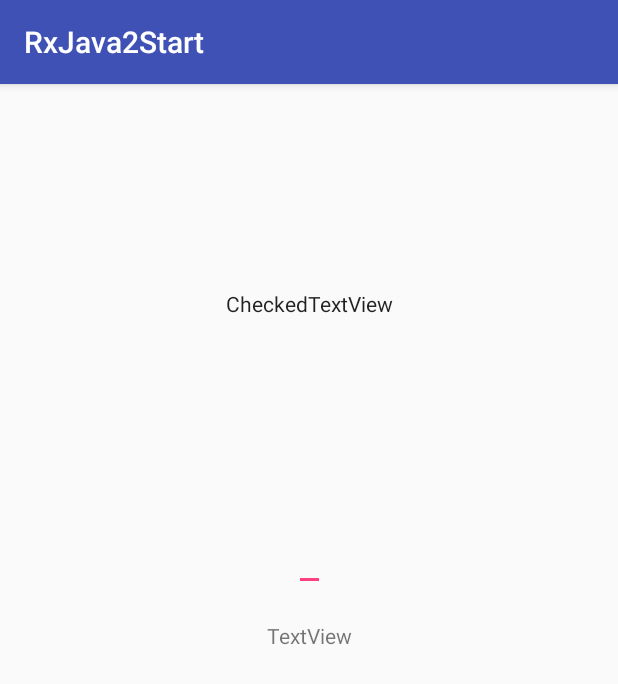
After one commit to harrain/AndroidArchitectureSample, an Android app: the AssociationSearchOptimizedActivity screen opened directly, with no data from a screen before it, on a phone screen of 412 x 824 dp. The commit adds this screen. Shown: the top 684 px of the screen. Run offline under Robolectric (Android 15) with nearby library versions, the phone set to English and light mode, and no system bars; our stand-ins replace RxJava; libraries missing offline, so code that uses them is left out: com.jakewharton.rxbinding2; 1 statement that could not run was skipped.

Commit message:
实例基本补全

```diff
--- a/rxjava2start/src/main/AndroidManifest.xml
+++ b/rxjava2start/src/main/AndroidManifest.xml
@@ -31,7 +31,10 @@
         <activity android:name=".example.combineData.CombineDataSourceActivity" />
         <activity android:name=".example.twolevelcache.CacheSimulationActivity" />
         <activity android:name=".example.coojudge.CooJudgeActivity" />
-        <activity android:name=".example.conditionalNP.ConditionalNetPollingActivity"></activity>
+        <activity android:name=".example.conditionalNP.ConditionalNetPollingActivity" />
+        <activity android:name=".example.errorReconnection.ErrorReconnectActivity" />
+        <activity android:name=".example.taskOnly.TaskOnlyActivity" />
+        <activity android:name=".example.associationSearchOptimize.AssociationSearchOptimizedActivity"></activity>
     </application>
 
 </manifest>
--- a/rxjava2start/src/main/java/com/example/rxjava2start/example/Rx2ExampleActivity.java
+++ b/rxjava2start/src/main/java/com/example/rxjava2start/example/Rx2ExampleActivity.java
@@ -12,11 +12,14 @@ import com.example.rxjava2start.MainAdapter;
 import com.example.rxjava2start.MainDM;
 import com.example.rxjava2start.OnItemClickListener;
 import com.example.rxjava2start.R;
+import com.example.rxjava2start.example.associationSearchOptimize.AssociationSearchOptimizedActivity;
 import com.example.rxjava2start.example.combineData.CombineDataSourceActivity;
 import com.example.rxjava2start.example.conditionalNP.ConditionalNetPollingActivity;
 import com.example.rxjava2start.example.coojudge.CooJudgeActivity;
+import com.example.rxjava2start.example.errorReconnection.ErrorReconnectActivity;
 import com.example.rxjava2start.example.nestedNR.NestedNetRequstActivity;
 import com.example.rxjava2start.example.netPolling.PollingActivity;
+import com.example.rxjava2start.example.taskOnly.TaskOnlyActivity;
 import com.example.rxjava2start.example.twolevelcache.CacheSimulationActivity;
 
 import java.util.ArrayList;
@@ -39,6 +42,9 @@ public class Rx2ExampleActivity extends AppCompatActivity {
         mList.add(new MainDM("从二级缓存及网络获取数据",new Intent(this,CacheSimulationActivity.class)));
         mList.add(new MainDM("联合判断多个事件",new Intent(this,CooJudgeActivity.class)));
         mList.add(new MainDM("（有条件）网络请求轮询",new Intent(this,ConditionalNetPollingActivity.class)));
+        mList.add(new MainDM("网络请求出错重连",new Intent(this,ErrorReconnectActivity.class)));
+        mList.add(new MainDM("功能防抖，任务执行不冗余",new Intent(this,TaskOnlyActivity.class)));
+        mList.add(new MainDM("联想搜索优化",new Intent(this,AssociationSearchOptimizedActivity.class)));
         adapter.notifyDataSetChanged();
     }
 
--- /dev/null
+++ b/rxjava2start/src/main/java/com/example/rxjava2start/example/associationSearchOptimize/AssociationSearchOptimizedActivity.java
@@ -0,0 +1,44 @@
+package com.example.rxjava2start.example.associationSearchOptimize;
+
+import android.support.v7.app.AppCompatActivity;
+import android.os.Bundle;
+import android.util.Log;
+import android.widget.EditText;
+import android.widget.TextView;
+
+import com.example.rxjava2start.R;
+import com.jakewharton.rxbinding2.widget.RxTextView;
+import com.jakewharton.rxbinding2.widget.TextViewAfterTextChangeEvent;
+
+import java.util.concurrent.TimeUnit;
+
+import io.reactivex.android.schedulers.AndroidSchedulers;
+import io.reactivex.functions.Consumer;
+
+public class AssociationSearchOptimizedActivity extends AppCompatActivity {
+
+    private String TAG = "AssociationSearchOptimizedActivity";
+
+    @Override
+    protected void onCreate(Bundle savedInstanceState) {
+        super.onCreate(savedInstanceState);
+        setContentView(R.layout.activity_association_search_optimized);
+        EditText editText = (EditText) findViewById(R.id.editText);
+        final TextView textView = (TextView) findViewById(R.id.textView7);
+        RxTextView.textChanges(editText)
+                .debounce(2, TimeUnit.SECONDS).skip(1)
+                .observeOn(AndroidSchedulers.mainThread())
+                .subscribe(new Consumer<CharSequence>() {
+                    @Override
+                    public void accept(CharSequence charSequence) throws Exception {
+                        textView.setText("发送到服务器的字符是: "+charSequence);
+                        Log.d(TAG, "发送到服务器的字符是: "+charSequence);
+                    }
+                }, new Consumer<Throwable>() {
+                    @Override
+                    public void accept(Throwable throwable) throws Exception {
+                        Log.e(TAG, "error: "+throwable.getMessage() );
+                    }
+                });
+    }
+}
--- /dev/null
+++ b/rxjava2start/src/main/res/layout/activity_association_search_optimized.xml
@@ -0,0 +1,49 @@
+<?xml version="1.0" encoding="utf-8"?>
+<android.support.constraint.ConstraintLayout xmlns:android="http://schemas.android.com/apk/res/android"
+    xmlns:app="http://schemas.android.com/apk/res-auto"
+    xmlns:tools="http://schemas.android.com/tools"
+    android:layout_width="match_parent"
+    android:layout_height="match_parent"
+    tools:context="com.example.rxjava2start.example.associationSearchOptimize.AssociationSearchOptimizedActivity">
+
+    <TextView
+        android:id="@+id/textView7"
+        android:layout_width="wrap_content"
+        android:layout_height="wrap_content"
+        android:layout_marginEnd="8dp"
+        android:layout_marginStart="8dp"
+        android:layout_marginTop="20dp"
+        android:text="TextView"
+        app:layout_constraintEnd_toEndOf="parent"
+        app:layout_constraintStart_toStartOf="parent"
+        app:layout_constraintTop_toBottomOf="@+id/editText" />
+
+    <CheckedTextView
+        android:id="@+id/checkedTextView"
+        android:layout_width="wrap_content"
+        android:layout_height="wrap_content"
+        android:layout_marginBottom="8dp"
+        android:layout_marginEnd="8dp"
+        android:layout_marginStart="8dp"
+        android:layout_marginTop="8dp"
+        android:text="CheckedTextView"
+        app:layout_constraintBottom_toTopOf="@+id/editText"
+        app:layout_constraintEnd_toEndOf="parent"
+        app:layout_constraintStart_toStartOf="parent"
+        app:layout_constraintTop_toTopOf="parent" />
+
+    <EditText
+        android:id="@+id/editText"
+        android:layout_width="wrap_content"
+        android:layout_height="wrap_content"
+        android:layout_marginBottom="8dp"
+        android:layout_marginEnd="8dp"
+        android:layout_marginStart="8dp"
+        android:layout_marginTop="8dp"
+        app:layout_constraintBottom_toBottomOf="parent"
+        app:layout_constraintEnd_toEndOf="parent"
+        app:layout_constraintHorizontal_bias="0.501"
+        app:layout_constraintStart_toStartOf="parent"
+        app:layout_constraintTop_toTopOf="parent"
+        app:layout_constraintVertical_bias="0.403" />
+</android.support.constraint.ConstraintLayout>
```
Also changed, not shown: rxjava2start/src/main/java/com/example/rxjava2start/example/errorReconnection/ErrorReconnectActivity.java (added, +105 -0 lines), rxjava2start/src/main/java/com/example/rxjava2start/example/taskOnly/TaskOnlyActivity.java (added, +44 -0 lines), rxjava2start/src/main/res/layout/activity_error_reconnect.xml (added, +9 -0 lines), rxjava2start/src/main/res/layout/activity_task_only.xml (added, +16 -0 lines).
